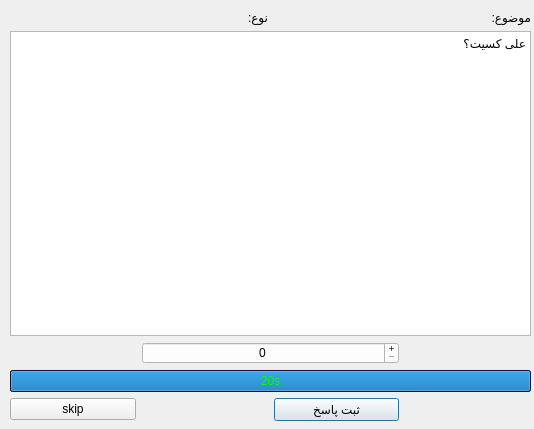
Old version of the form TicTocToeQuiz_clinet/numberquestion.ui in the repository alireza1384848/AP-project.
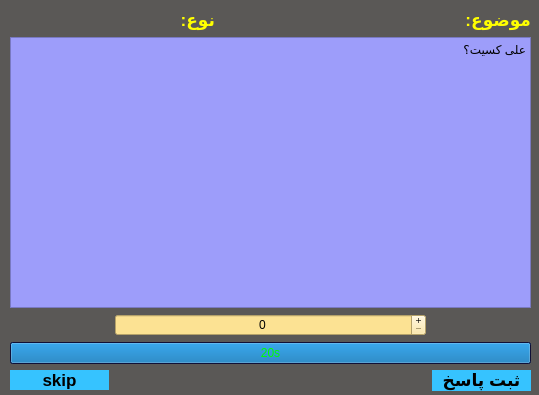
New version of the form.

Commit message: Shortquestion , Multiplequestion and Numberquestion designed

What changed in the file:
```diff
--- a/TicTocToeQuiz_clinet/numberquestion.ui
+++ b/TicTocToeQuiz_clinet/numberquestion.ui
@@ -6,48 +6,77 @@
    <rect>
     <x>0</x>
     <y>0</y>
-    <width>534</width>
-    <height>429</height>
+    <width>539</width>
+    <height>395</height>
    </rect>
   </property>
   <property name="windowTitle">
    <string>Dialog</string>
   </property>
+  <property name="styleSheet">
+   <string notr="true">background-color:#5A5856;
+</string>
+  </property>
   <widget class="QWidget" name="gridLayoutWidget_2">
    <property name="geometry">
     <rect>
      <x>10</x>
      <y>10</y>
      <width>521</width>
-     <height>411</height>
+     <height>381</height>
     </rect>
    </property>
    <layout class="QGridLayout" name="gridLayout_2">
-    <item row="6" column="2">
+    <item row="0" column="3">
+     <widget class="QLabel" name="category">
+      <property name="styleSheet">
+       <string notr="true">color: #29FF43;font-weight: 900;font-size: 17px;</string>
+      </property>
+      <property name="text">
+       <string/>
+      </property>
+      <property name="alignment">
+       <set>Qt::AlignRight|Qt::AlignTrailing|Qt::AlignVCenter</set>
+      </property>
+     </widget>
+    </item>
+    <item row="6" column="4">
      <widget class="QPushButton" name="verifybot">
+      <property name="styleSheet">
+       <string notr="true">background-color: #36C3FF ; 
+ font-weight: 1000; 
+ font-size: 17px; 
+ border: none; </string>
+      </property>
       <property name="text">
        <string>ثبت پاسخ</string>
       </property>
      </widget>
     </item>
-    <item row="0" column="3">
+    <item row="6" column="0">
+     <widget class="QPushButton" name="skipbot">
+      <property name="styleSheet">
+       <string notr="true">background-color: #36C3FF ; 
+ font-weight: 1000; 
+ font-size: 17px; 
+ border: none; </string>
+      </property>
+      <property name="text">
+       <string>skip</string>
+      </property>
+     </widget>
+    </item>
+    <item row="0" column="4">
      <widget class="QLabel" name="cat_text">
+      <property name="styleSheet">
+       <string notr="true">color: yellow;font-weight: 900;font-size: 17px;</string>
+      </property>
       <property name="text">
        <string>موضوع:</string>
       </property>
      </widget>
     </item>
-    <item row="0" column="2">
-     <widget class="QLabel" name="category">
-      <property name="text">
-       <string/>
-      </property>
-      <property name="alignment">
-       <set>Qt::AlignRight|Qt::AlignTrailing|Qt::AlignVCenter</set>
-      </property>
-     </widget>
-    </item>
-    <item row="5" column="0" colspan="4">
+    <item row="5" column="0" colspan="5">
      <widget class="QProgressBar" name="progressBar">
       <property name="styleSheet">
        <string notr="true">background-color: rgb(22, 23, 75);
@@ -67,47 +96,32 @@
       </property>
      </widget>
     </item>
-    <item row="6" column="0">
-     <widget class="QPushButton" name="skipbot">
-      <property name="text">
-       <string>skip</string>
+    <item row="0" column="0">
+     <widget class="QLabel" name="type1_label">
+      <property name="styleSheet">
+       <string notr="true">color: #29FF43;font-weight: 900;font-size: 17px;</string>
       </property>
-     </widget>
-    </item>
-    <item row="1" column="0" colspan="4">
-     <widget class="QTextBrowser" name="quesText">
-      <property name="html">
-       <string>&lt;!DOCTYPE HTML PUBLIC &quot;-//W3C//DTD HTML 4.0//EN&quot; &quot;http://www.w3.org/TR/REC-html40/strict.dtd&quot;&gt;
-&lt;html&gt;&lt;head&gt;&lt;meta name=&quot;qrichtext&quot; content=&quot;1&quot; /&gt;&lt;meta charset=&quot;utf-8&quot; /&gt;&lt;style type=&quot;text/css&quot;&gt;
-p, li { white-space: pre-wrap; }
-hr { height: 1px; border-width: 0; }
-li.unchecked::marker { content: &quot;\2610&quot;; }
-li.checked::marker { content: &quot;\2612&quot;; }
-&lt;/style&gt;&lt;/head&gt;&lt;body style=&quot; font-family:'Segoe UI'; font-size:9pt; font-weight:400; font-style:normal;&quot;&gt;
-&lt;p align=&quot;right&quot; style=&quot; margin-top:0px; margin-bottom:0px; margin-left:0px; margin-right:0px; -qt-block-indent:0; text-indent:0px;&quot;&gt;علی کسیت؟&lt;/p&gt;&lt;/body&gt;&lt;/html&gt;</string>
+      <property name="text">
+       <string/>
       </property>
      </widget>
     </item>
     <item row="0" column="1">
      <widget class="QLabel" name="typetxt">
+      <property name="styleSheet">
+       <string notr="true">color: yellow;font-weight: 900;font-size: 17px;</string>
+      </property>
       <property name="text">
        <string>نوع:</string>
       </property>
      </widget>
     </item>
-    <item row="0" column="0">
-     <widget class="QLabel" name="type1_label">
-      <property name="text">
-       <string/>
-      </property>
-     </widget>
-    </item>
-    <item row="2" column="1" colspan="2">
+    <item row="3" column="1" colspan="3">
      <widget class="QSpinBox" name="spinBox">
       <property name="styleSheet">
        <string notr="true">font: 24pt &quot;Segoe UI&quot;;
 color: rgb(0, 0, 0);
-background-color: rgb(253, 253, 253);
+background-color: #FCE293 ;
 
 </string>
       </property>
@@ -134,6 +148,23 @@
       </property>
      </widget>
     </item>
+    <item row="1" column="0" colspan="5">
+     <widget class="QTextBrowser" name="quesText">
+      <property name="styleSheet">
+       <string notr="true">background-color: #9D9DFA ;</string>
+      </property>
+      <property name="html">
+       <string>&lt;!DOCTYPE HTML PUBLIC &quot;-//W3C//DTD HTML 4.0//EN&quot; &quot;http://www.w3.org/TR/REC-html40/strict.dtd&quot;&gt;
+&lt;html&gt;&lt;head&gt;&lt;meta name=&quot;qrichtext&quot; content=&quot;1&quot; /&gt;&lt;meta charset=&quot;utf-8&quot; /&gt;&lt;style type=&quot;text/css&quot;&gt;
+p, li { white-space: pre-wrap; }
+hr { height: 1px; border-width: 0; }
+li.unchecked::marker { content: &quot;\2610&quot;; }
+li.checked::marker { content: &quot;\2612&quot;; }
+&lt;/style&gt;&lt;/head&gt;&lt;body style=&quot; font-family:'Segoe UI'; font-size:9pt; font-weight:400; font-style:normal;&quot;&gt;
+&lt;p align=&quot;right&quot; style=&quot; margin-top:0px; margin-bottom:0px; margin-left:0px; margin-right:0px; -qt-block-indent:0; text-indent:0px;&quot;&gt;علی کسیت؟&lt;/p&gt;&lt;/body&gt;&lt;/html&gt;</string>
+      </property>
+     </widget>
+    </item>
    </layout>
   </widget>
  </widget>
```
The commit also changes 25 other files.
